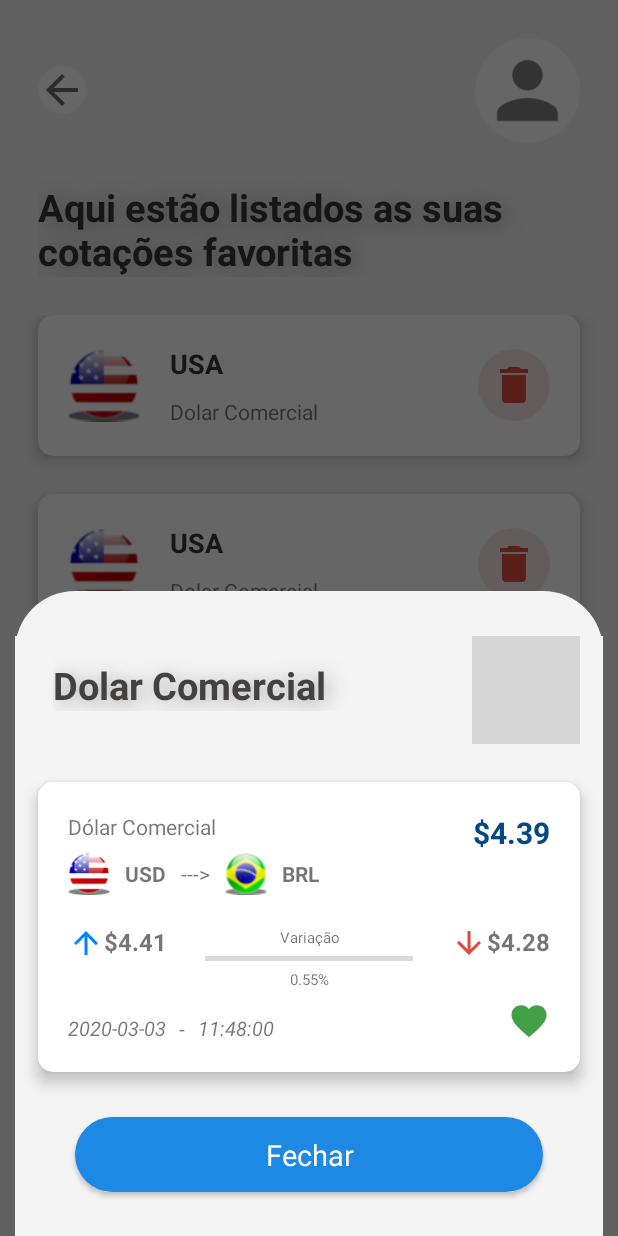
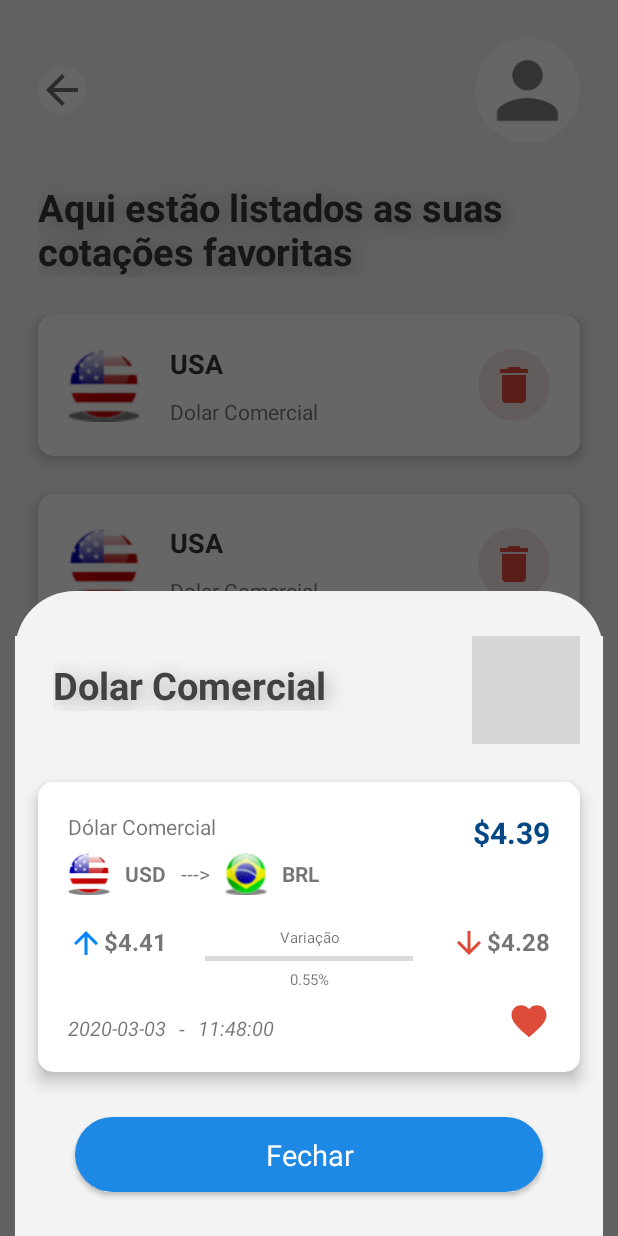
Before and after one commit to nuLL-cmd/coin_see_app_android_public, an Android app: the FavActivity screen opened directly, with no data from a screen before it, after a tap on "USA", on a phone screen of 412 x 824 dp. Run offline under Robolectric (Android 15) with nearby library versions, the phone set to English and light mode, and no system bars; our stand-ins replace CircleImageView; libraries missing offline, so code that uses them is left out: com.github.mikephil.charting; plain views replace LineChart; Roboto replaces fonts that are not available here; 2 statements that could not run were skipped; grey boxes are pictures that could not be loaded.

Commit message:
Alteração da cor do icone de favorito

```diff
--- a/app/src/main/res/drawable/ic_favorite_red_24dp.xml
+++ b/app/src/main/res/drawable/ic_favorite_red_24dp.xml
@@ -1,4 +1,4 @@
-<vector android:height="32dp" android:tint="#43A047"
+<vector android:height="32dp" android:tint="#dd4b39"
     android:viewportHeight="24.0" android:viewportWidth="24.0"
     android:width="32dp" xmlns:android="http://schemas.android.com/apk/res/android">
     <path android:fillColor="#FF000000" android:pathData="M12,21.35l-1.45,-1.32C5.4,15.36 2,12.28 2,8.5 2,5.42 4.42,3 7.5,3c1.74,0 3.41,0.81 4.5,2.09C13.09,3.81 14.76,3 16.5,3 19.58,3 22,5.42 22,8.5c0,3.78 -3.4,6.86 -8.55,11.54L12,21.35z"/>
```
